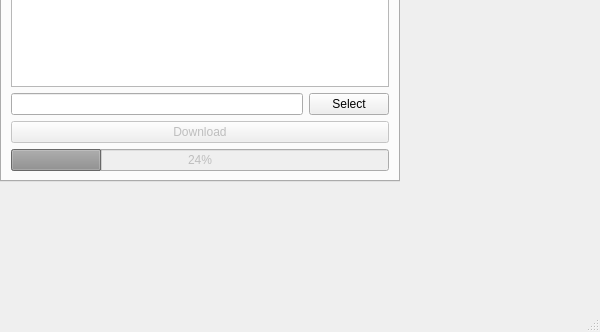
NaoPross/Muddle, file muddle.ui: the form before one commit; both pictures show x 0 to 600 and y 418 to 750 of the 600 by 750 pixel window.
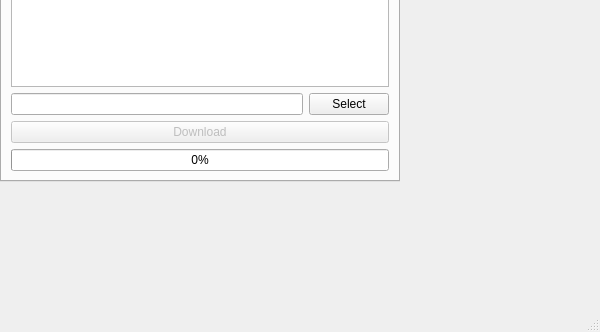
The form after the commit.

Commit message: Prepare progress bar slots

Diff of the .ui file:
```diff
--- a/muddle.ui
+++ b/muddle.ui
@@ -73,10 +73,10 @@
      <item row="5" column="0" colspan="2">
       <widget class="QProgressBar" name="downloadProgressBar">
        <property name="enabled">
-        <bool>false</bool>
+        <bool>true</bool>
        </property>
        <property name="value">
-        <number>24</number>
+        <number>0</number>
        </property>
       </widget>
      </item>
```
The commit also changes 1 other file.
